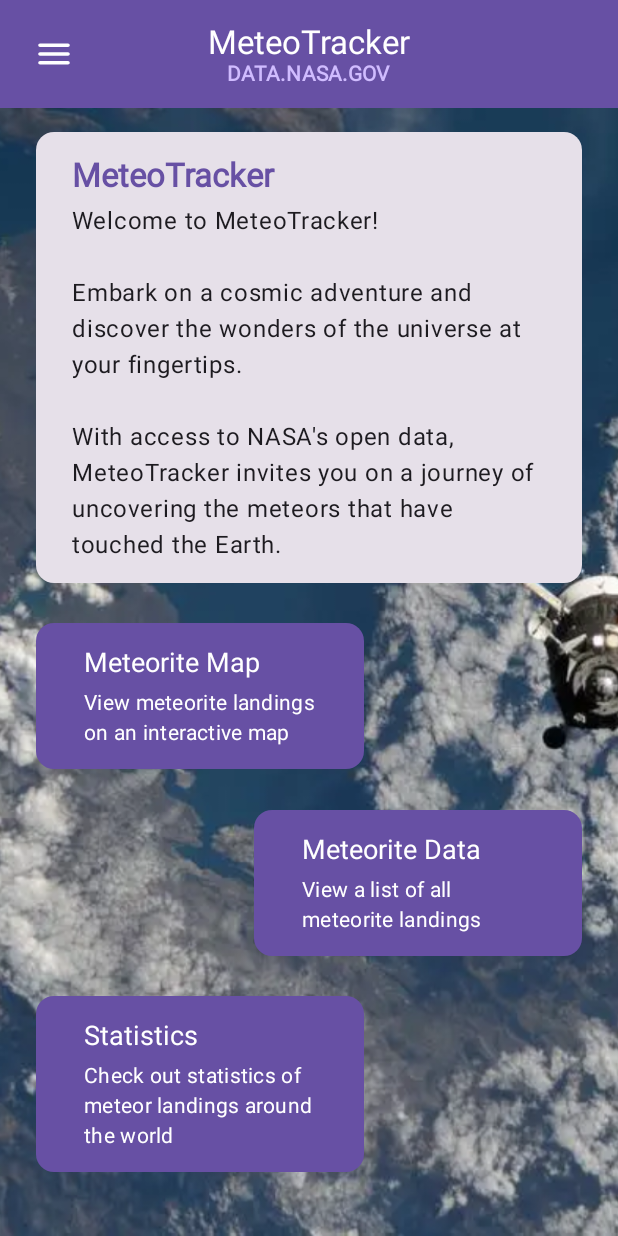
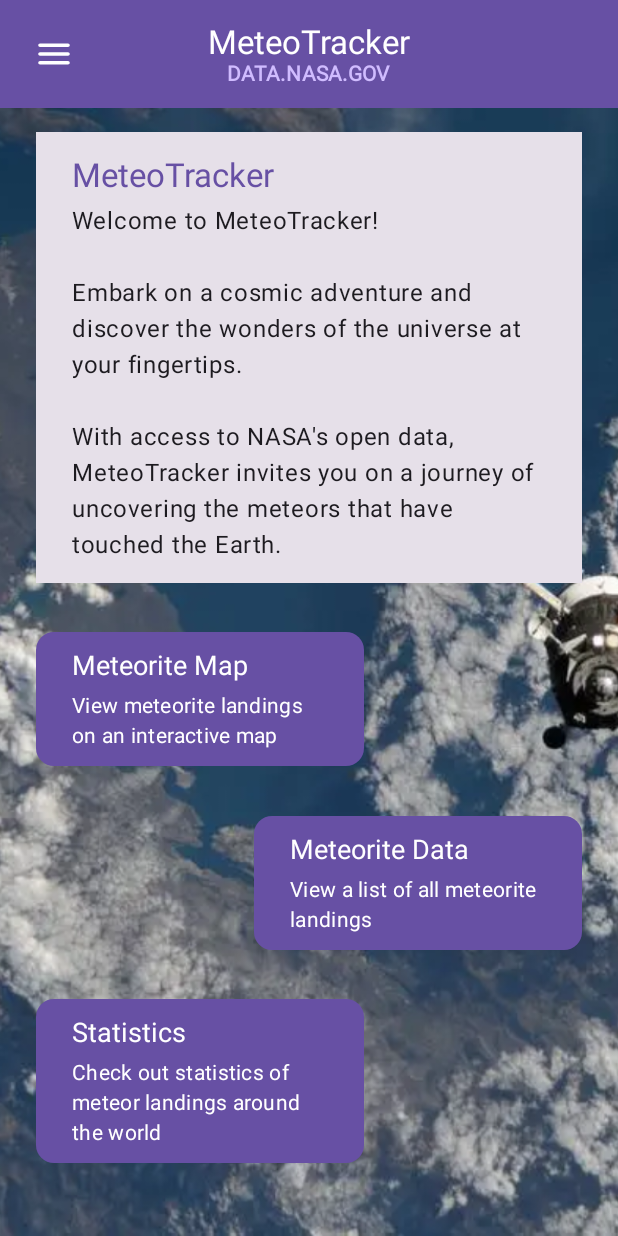
Before and after one commit to xlazarov/MeteoTracker, an Android app built with Jetpack Compose: the screen it shows after launch (MainActivity), on a phone screen of 412 x 824 dp. Run offline under Robolectric (Android 15) with nearby library versions, the phone set to English and light mode, and no system bars; our stand-ins replace Dagger/Hilt's generated code.

Commit message:
UI theme edits

```diff
--- a/app/src/main/java/com/example/meteortracker/presentation/home/components/DashboardButton.kt
+++ b/app/src/main/java/com/example/meteortracker/presentation/home/components/DashboardButton.kt
@@ -5,10 +5,9 @@ import androidx.compose.foundation.layout.Spacer
 import androidx.compose.foundation.layout.fillMaxWidth
 import androidx.compose.foundation.layout.height
 import androidx.compose.foundation.layout.padding
-import androidx.compose.material3.ButtonDefaults
+import androidx.compose.material3.Button
 import androidx.compose.material3.CardDefaults
-import androidx.compose.material3.FilledTonalButton
-import androidx.compose.material3.MaterialTheme
+import androidx.compose.material3.MaterialTheme.typography
 import androidx.compose.material3.Text
 import androidx.compose.runtime.Composable
 import androidx.compose.ui.Modifier
@@ -21,24 +20,21 @@ fun DashboardButton(
     modifier: Modifier = Modifier,
     onClick: () -> Unit
 ) {
-    FilledTonalButton(
+    Button(
         modifier = modifier.fillMaxWidth(0.6f),
-        colors = ButtonDefaults.filledTonalButtonColors(
-            containerColor = MaterialTheme.colorScheme.primary,
-            contentColor = MaterialTheme.colorScheme.onPrimary
-        ),
         shape = CardDefaults.shape,
         onClick = onClick
     ) {
-        Column(modifier = Modifier.padding(8.dp)) {
+        Column(modifier = Modifier.padding(vertical = 4.dp))
+        {
             Text(
                 text = title,
-                style = MaterialTheme.typography.titleMedium
+                style = typography.titleMedium
             )
             Spacer(modifier = Modifier.height(8.dp))
             Text(
                 text = description,
-                style = MaterialTheme.typography.bodyMedium
+                style = typography.bodyMedium
             )
         }
     }
--- a/app/src/main/java/com/example/meteortracker/presentation/home/components/WelcomeText.kt
+++ b/app/src/main/java/com/example/meteortracker/presentation/home/components/WelcomeText.kt
@@ -10,20 +10,19 @@ import androidx.compose.material3.MaterialTheme.typography
 import androidx.compose.material3.Text
 import androidx.compose.runtime.Composable
 import androidx.compose.ui.Modifier
+import androidx.compose.ui.graphics.RectangleShape
 import androidx.compose.ui.res.stringResource
-import androidx.compose.ui.text.font.FontWeight
 import androidx.compose.ui.unit.dp
 import com.example.meteortracker.R
 
 @Composable
 fun WelcomeText(modifier: Modifier = Modifier) {
-    Card(modifier = modifier) {
+    Card(modifier = modifier, shape = RectangleShape) {
         Column(modifier = Modifier.padding(vertical = 16.dp, horizontal = 24.dp)) {
             Text(
                 text = "MeteoTracker",
                 style = typography.titleLarge,
-                color = colorScheme.surfaceTint,
-                fontWeight = FontWeight.SemiBold
+                color = colorScheme.surfaceTint
             )
             Spacer(modifier = Modifier.height(8.dp))
             Text(
```
